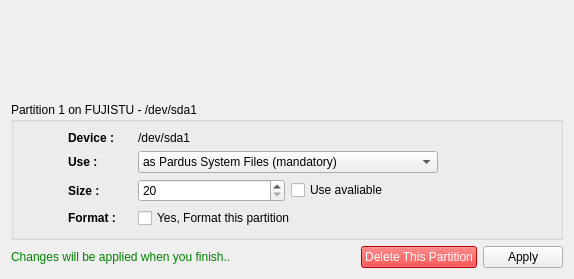
Old version of the form yali4/gui/Ui/partedit.ui in the repository dadas45li/yali.
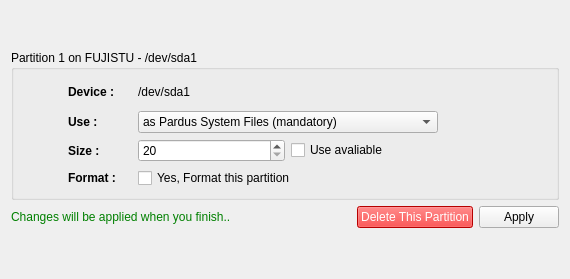
New version of the form. Icons and pictures are not drawn.

```diff
--- a/yali4/gui/Ui/partedit.ui
+++ b/yali4/gui/Ui/partedit.ui
@@ -14,19 +14,8 @@
   </property>
   <layout class="QGridLayout" >
    <item row="0" column="0" >
-    <spacer>
-     <property name="orientation" >
-      <enum>Qt::Vertical</enum>
-     </property>
-     <property name="sizeHint" >
-      <size>
-       <width>552</width>
-       <height>16</height>
-      </size>
-     </property>
-    </spacer>
-   </item>
-   <item row="1" column="0" >
+    <layout class="QVBoxLayout" >
+     <item>
     <widget class="QGroupBox" name="deviceGroup" >
      <property name="sizePolicy" >
       <sizepolicy vsizetype="Preferred" hsizetype="Preferred" >
@@ -34,6 +23,12 @@
        <verstretch>0</verstretch>
       </sizepolicy>
      </property>
+       <property name="maximumSize" >
+        <size>
+         <width>16777215</width>
+         <height>150</height>
+        </size>
+       </property>
      <property name="title" >
       <string>Partition 1 on FUJISTU - /dev/sda1</string>
      </property>
@@ -235,7 +230,7 @@
      </layout>
     </widget>
    </item>
-   <item row="2" column="0" >
+     <item>
     <layout class="QHBoxLayout" >
      <item>
       <widget class="QLabel" name="label_6" >
@@ -277,6 +272,8 @@
         <string>Apply</string>
        </property>
       </widget>
+       </item>
+      </layout>
      </item>
     </layout>
    </item>
```
Lines whose indentation alone changed are shown as unchanged.
